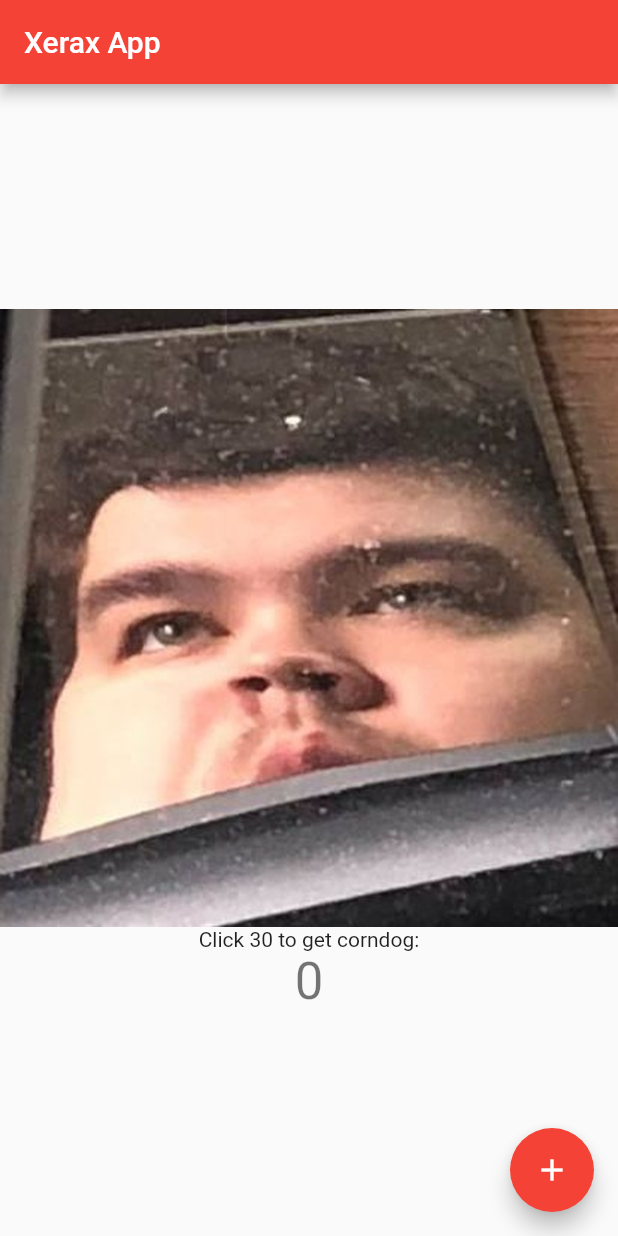
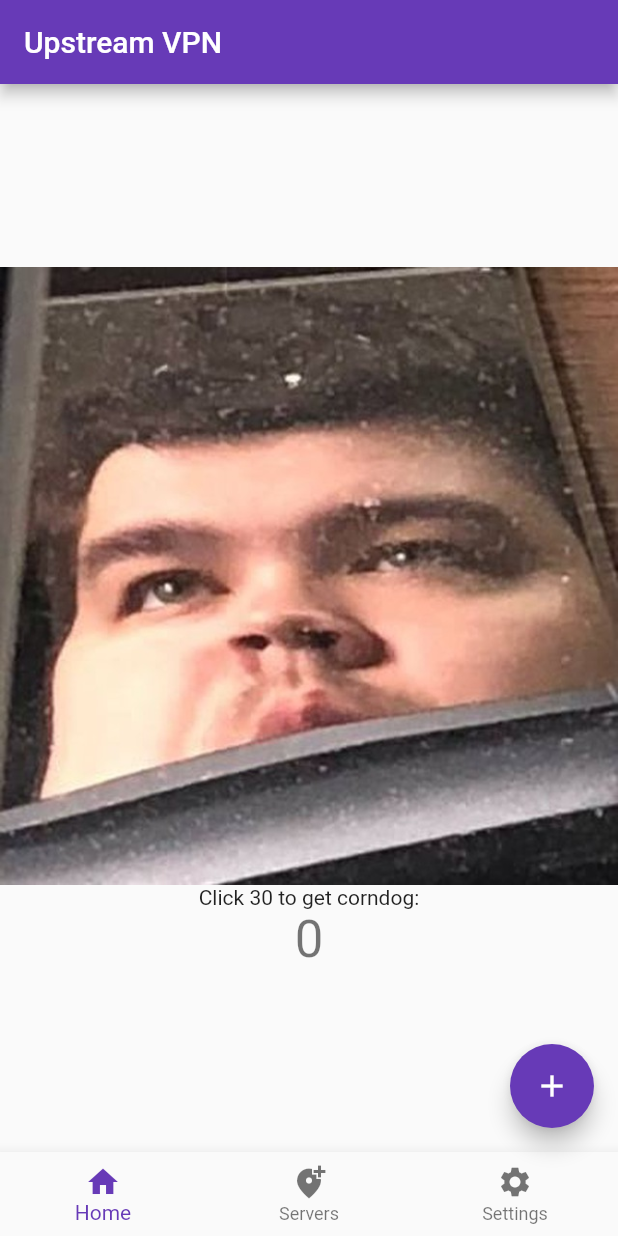
Before and after one commit to VikhorevaDarya/flutter-mobile-app, a Flutter app: the screen it shows after launch, on a phone screen of 412 x 824 dp. Run offline on Flutter 3.47's test engine with Material 2 defaults, Android fonts, the phone set to English and light mode, and no system bars.

```diff
--- /dev/null
+++ b/lib/components/menu.dart
@@ -0,0 +1,6 @@
+import 'package:flutter/material.dart';
+import 'package:flutter/services.dart';
+
+class Menu extends StatelessWidget {
+  const Menu({ super.key })
+}
--- a/lib/main.dart
+++ b/lib/main.dart
@@ -1,4 +1,8 @@
 import 'package:flutter/material.dart';
+import 'package:upstream_vpn/screens/home_screen.dart';
+import 'package:upstream_vpn/screens/settings_screen.dart';
+import 'package:upstream_vpn/screens/servers_screen.dart';
+import 'package:upstream_vpn/utilities/constants.dart';
 
 void main() {
   runApp(const MyApp());
@@ -10,60 +14,16 @@ class MyApp extends StatelessWidget {
   @override
   Widget build(BuildContext context) {
     return MaterialApp(
-      title: 'Flutter Demo',
-      theme: ThemeData(
-        primarySwatch: Colors.red,
-      ),
-      home: const MyHomePage(title: 'Xerax App'),
+      title: appTitle,
+      theme: ThemeData(primarySwatch: primaryColor),
+      initialRoute: 'homePage',
+      routes: {
+        'homePage': (context) => HomeScreen(
+              title: appTitle,
+            ),
+        'serversPage': (context) => ServersScreen(),
+        'settingsPage': (context) => SettingsScreen()
+      },
     );
   }
 }
-
-class MyHomePage extends StatefulWidget {
-  const MyHomePage({super.key, required this.title});
-
-  final String title;
-
-  @override
-  State<MyHomePage> createState() => _MyHomePageState();
-}
-
-class _MyHomePageState extends State<MyHomePage> {
-  int _counter = 0;
-
-  void _incrementCounter() {
-    setState(() {
-
-      _counter++;
-    });
-  }
-
-  @override
-  Widget build(BuildContext context) {
-    return Scaffold(
-      appBar: AppBar(
-        title: Text(widget.title),
-      ),
-      body: Center(
-        child: Column(
-          mainAxisAlignment: MainAxisAlignment.center,
-          children: <Widget>[
-            Image.asset('assets/images/xerax.jpg'),
-            const Text(
-              'Click 30 to get corndog:',
-            ),
-            Text(
-              '$_counter',
-              style: Theme.of(context).textTheme.headlineMedium,
-            ),
-          ],
-        ),
-      ),
-      floatingActionButton: FloatingActionButton(
-        onPressed: _incrementCounter,
-        tooltip: 'Increment',
-        child: const Icon(Icons.add),
-      ),
-    );
-  }
-}
--- /dev/null
+++ b/lib/screens/home_screen.dart
@@ -0,0 +1,65 @@
+import 'package:flutter/material.dart';
+
+class HomeScreen extends StatefulWidget {
+  const HomeScreen({super.key, required this.title});
+
+  final String title;
+
+  @override
+  State<HomeScreen> createState() => _MyHomePageState();
+}
+
+class _MyHomePageState extends State<HomeScreen> {
+  int _counter = 0;
+
+  void _incrementCounter() {
+    setState(() {
+      _counter++;
+    });
+  }
+
+  @override
+  Widget build(BuildContext context) {
+    return Scaffold(
+      appBar: AppBar(
+        title: Text(widget.title),
+      ),
+      body: Center(
+        child: Column(
+          mainAxisAlignment: MainAxisAlignment.center,
+          children: <Widget>[
+            Image.asset('assets/images/xerax.jpg'),
+            const Text(
+              'Click 30 to get corndog:',
+            ),
+            Text(
+              '$_counter',
+              style: Theme.of(context).textTheme.headlineMedium,
+            ),
+          ],
+        ),
+      ),
+      floatingActionButton: FloatingActionButton(
+        onPressed: _incrementCounter,
+        tooltip: 'Increment',
+        child: const Icon(Icons.add),
+      ),
+      bottomNavigationBar: BottomNavigationBar(
+        items: const <BottomNavigationBarItem>[
+          BottomNavigationBarItem(
+            icon: Icon(Icons.home),
+            label: 'Home',
+          ),
+          BottomNavigationBarItem(
+            icon: Icon(Icons.add_location_alt_sharp),
+            label: 'Servers',
+          ),
+          BottomNavigationBarItem(
+            icon: Icon(Icons.settings),
+            label: 'Settings',
+          ),
+        ],
+      ),
+    );
+  }
+}
--- /dev/null
+++ b/lib/utilities/constants.dart
@@ -0,0 +1,5 @@
+import 'package:flutter/material.dart';
+
+const primaryColor = Colors.deepPurple;
+
+String appTitle = 'Upstream VPN';
```
Also changed, not shown: analysis_options.yaml (+6 -25 lines), lib/screens/servers_screen.dart (added, +21 -0 lines), lib/screens/settings_screen.dart (added, +21 -0 lines), pubspec.yaml (+4 -68 lines).
